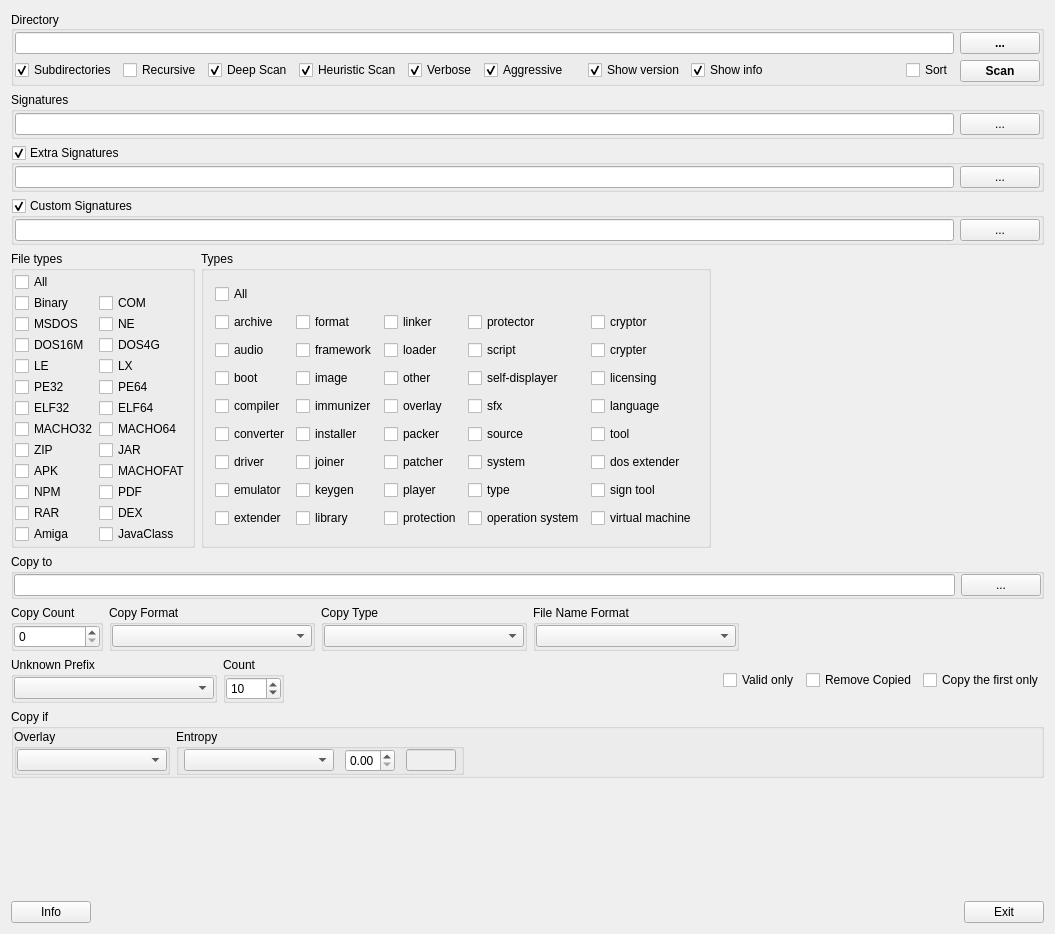
Above: gui_source/guimainwindow.ui from horsicq/DIE-sort before the change. Below: the same form after it.
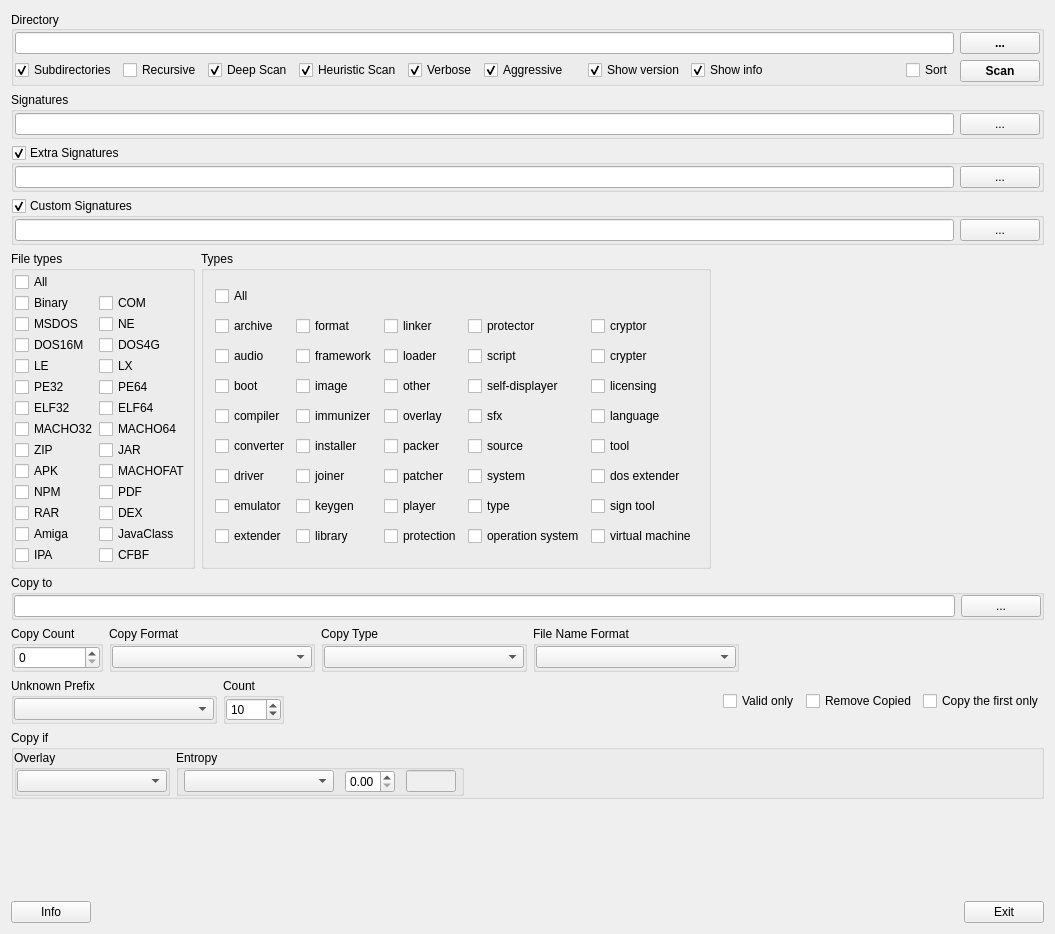
That is the form after the change.

What changed in the file:
```diff
--- a/gui_source/guimainwindow.ui
+++ b/gui_source/guimainwindow.ui
@@ -503,6 +503,20 @@
            </property>
           </widget>
          </item>
+         <item row="13" column="0">
+          <widget class="QCheckBox" name="checkBoxIPA">
+           <property name="text">
+            <string>IPA</string>
+           </property>
+          </widget>
+         </item>
+         <item row="13" column="1">
+          <widget class="QCheckBox" name="checkBoxCFBF">
+           <property name="text">
+            <string>CFBF</string>
+           </property>
+          </widget>
+         </item>
         </layout>
        </widget>
       </item>
```
